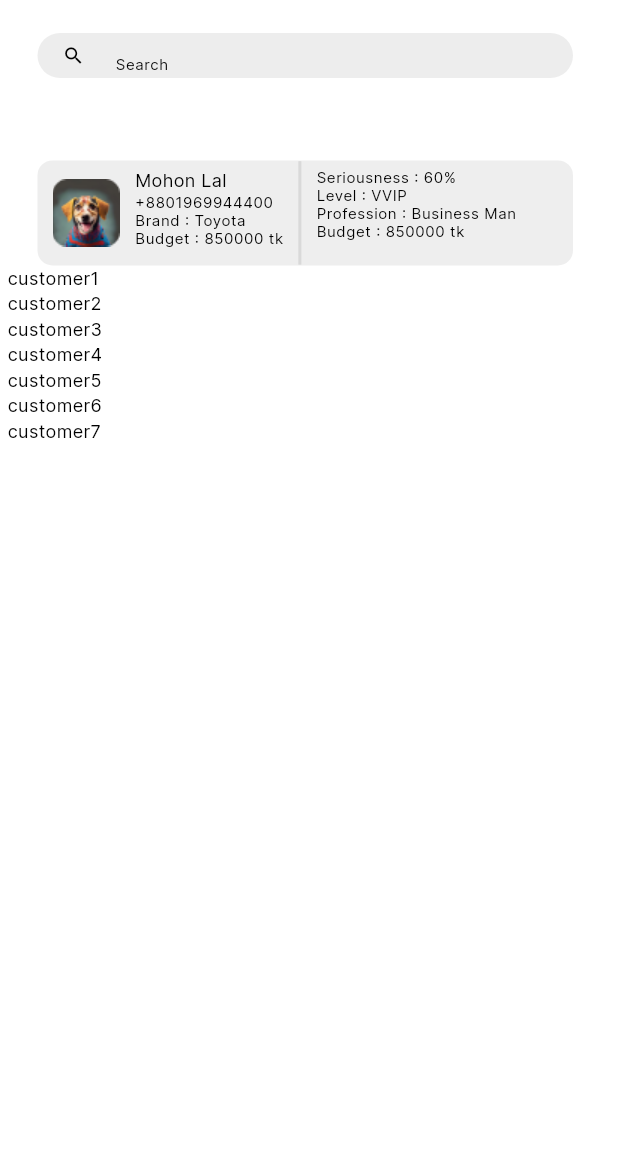
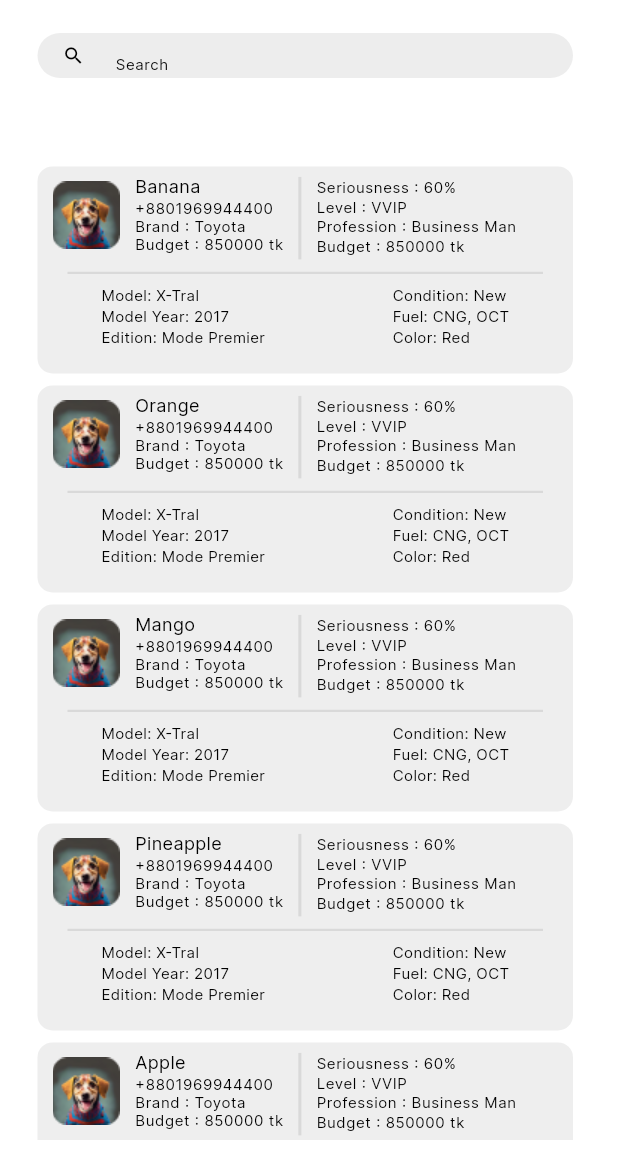
Before and after one commit to mehediFlutter/Pilot_Bazar_Admin, a Flutter app: the screen it shows after launch, on a phone screen of 412 x 824 dp, the part 81-1236 px from its top. Run offline on Flutter 3.47's test engine with Material 3 defaults, Android fonts, the phone set to English and light mode, and no system bars.

Commit message:
item and item details added

```diff
--- a/lib/const/color.dart
+++ b/lib/const/color.dart
@@ -3,3 +3,5 @@ import 'package:flutter/material.dart';
 
 const Color appColor = Color(0xFF666666);
 const Color whiteColor = Colors.white;
+const TextStyle small10Style =
+    TextStyle(fontSize: 10, fontFamily: 'Inter', color: Colors.black);
--- a/lib/const/const_radious.dart
+++ b/lib/const/const_radious.dart
@@ -7,7 +7,7 @@ const Color BorderRadious8Color = Color(0xFFEEEEEE);
 const SizedBox height5 = SizedBox(height: 5);
 const SizedBox width5 = SizedBox(width: 5);
  Container horizontalLine = Container(
-  height: 69,
+  height: 55,
   width: 2,
   decoration: BoxDecoration(color:Color(0xFFD9D9D9) ),
  );
--- a/lib/package/customer_care_service/customer_listTile.dart
+++ b/lib/package/customer_care_service/customer_listTile.dart
@@ -3,7 +3,9 @@ import 'package:pilot_bazar_admin/const/color.dart';
 import 'package:pilot_bazar_admin/const/const_radious.dart';
 import 'package:pilot_bazar_admin/notification/notification_page.dart';
 import 'package:pilot_bazar_admin/package/customer_care_service/customer_profuile_bar.dart';
+import 'package:pilot_bazar_admin/package/customer_care_service/search/search.dart';
 import 'package:pilot_bazar_admin/profile/profile.dart';
+import 'package:pilot_bazar_admin/re_usable_widget/item_class.dart';
 
 class CustomerListTile extends StatefulWidget {
   const CustomerListTile({super.key});
@@ -14,6 +16,7 @@ class CustomerListTile extends StatefulWidget {
 
 class _CustomerListTileState extends State<CustomerListTile> {
   @override
+  TextEditingController _controller = TextEditingController();
   List customerList = [
     'customer1',
     'customer2',
@@ -23,6 +26,34 @@ class _CustomerListTileState extends State<CustomerListTile> {
     'customer6',
     'customer7'
   ];
+  List<Map<String, dynamic>> items = [
+    {'name': 'Banana', 'price': '80000 tk'},
+    {'name': 'Orange', 'price': '850000 tk'},
+    {'name': 'Mango', 'price': '80430 tk'},
+    {'name': 'Pineapple', 'price': '804540 tk'},
+    {'name': 'Apple', 'price': '8004243 tk'},
+    {'name': 'Banana', 'price': '853400 tk'},
+    {'name': 'Orange', 'price': '80000 tk'},
+    {'name': 'Mango', 'price': '80040 tk'},
+    {'name': 'Pineapple', 'price': '785455 tk'},
+    {'name': 'Apple', 'price': '54000 tk'},
+  ];
+  List<Map<String, dynamic>> _filteredItems = [];
+  @override
+  void initState() {
+    _filteredItems = List<Map<String, dynamic>>.from(items); // Copy the list
+    super.initState();
+  }
+
+  void _filterList(String searchText) {
+    setState(() {
+      _filteredItems = items
+          .where((item) =>
+              item['name'].toLowerCase().contains(searchText.toLowerCase()))
+          .toList();
+    });
+  }
+
   Widget build(BuildContext context) {
     Size size = MediaQuery.sizeOf(context);
     return SafeArea(
@@ -60,6 +91,14 @@ class _CustomerListTileState extends State<CustomerListTile> {
                 child: Padding(
                   padding: const EdgeInsets.only(bottom: 4),
                   child: TextField(
+                    // onTap: () {
+                    //   Navigator.push(
+                    //       context,
+                    //       MaterialPageRoute(
+                    //           builder: (context) => SearchPage()));
+                    // },
+                    controller: _controller,
+                    onChanged: _filterList,
                     style: Theme.of(context).textTheme.bodySmall,
                     cursorHeight: 15,
                     decoration: InputDecoration(
@@ -79,107 +118,14 @@ class _CustomerListTileState extends State<CustomerListTile> {
               ),
             ),
             SizedBox(height: size.height / 15),
-            Padding(
-              padding: const EdgeInsets.only(left: 20, right: 25),
-              child: Container(
-                height: 70,
-                width: double.infinity,
-                decoration: BoxDecoration(
-                  color: Color(0xFFEEEEEE),
-                  borderRadius: BorderRadius.circular(10),
-                ),
-                child: Row(
-                  children: [
-                    Padding(
-                      padding: const EdgeInsets.only(left: 10),
-                      child: Container(
-                        height: 45,
-                        width: 45,
-                        child: Center(
-                            child: Image.asset('assets/images/customer_1.png')),
-                      ),
-                    ),
-                    width5,
-                    width5,
-                    Padding(
-                      padding: const EdgeInsets.symmetric(vertical: 5),
-                      child: Column(
-                        crossAxisAlignment: CrossAxisAlignment.start,
-                        children: [
-                          Text(
-                            "Mohon Lal",
-                            overflow: TextOverflow.visible,
-                            style: Theme.of(context)
-                                .textTheme
-                                .bodyMedium!
-                                .copyWith(fontWeight: FontWeight.w500),
-                          ),
-                          Text("+8801969944400",
-                              style: Theme.of(context)
-                                  .textTheme
-                                  .bodySmall!
-                                  .copyWith(height: 0)),
-                          Text("Brand : Toyota",
-                              style: Theme.of(context)
-                                  .textTheme
-                                  .bodySmall!
-                                  .copyWith(height: 0)),
-                          Text("Budget : 850000 tk",
-                              style: Theme.of(context)
-                                  .textTheme
-                                  .bodySmall!
-                                  .copyWith(height: 0)),
-                        ],
-                      ),
-                    ),
-                    width5,
-                    width5,
-                    horizontalLine,
-                    width5,
-                    width5,
-                    Padding(
-                      padding: const EdgeInsets.symmetric(vertical: 5),
-                      child: Column(
-                        crossAxisAlignment: CrossAxisAlignment.start,
-                        children: [
-                          Text("Seriousness : 60%",
-                              style: Theme.of(context)
-                                  .textTheme
-                                  .bodySmall!
-                                  .copyWith(height: 0)),
-                          Text("Level : VVIP",
-                              style: Theme.of(context)
-                                  .textTheme
-                                  .bodySmall!
-                                  .copyWith(height: 0)),
-                          Text("Profession : Business Man",
-                              style: Theme.of(context)
-                                  .textTheme
-                                  .bodySmall!
-                                  .copyWith(height: 0)),
-                          Text("Budget : 850000 tk",
-                              style: Theme.of(context)
-                                  .textTheme
-                                  .bodySmall!
-                                  .copyWith(height: 0)),
-                        ],
-                      ),
-                    ),
-                  ],
-                ),
+            Expanded(
+              child: ListView.builder(
+                itemCount: _filteredItems.length,
+                itemBuilder: (context, index) {
+                  return ItemClass(item: _filteredItems[index]);
+                },
               ),
             ),
-              Expanded(
-              child: ListView.builder(
-               primary: false,
-               // shrinkWrap: false,
-                 scrollDirection: Axis.vertical,
-                  itemCount: customerList.length,
-                  itemBuilder: (context, index) {
-                    return Text(customerList[index]);
-                  }),
-            ),
-
           ],
         ),
       ),
--- /dev/null
+++ b/lib/package/product_class/products.dart
@@ -0,0 +1,5 @@
+class Product{
+  final String name;
+
+  Product({required this.name});
+}
--- /dev/null
+++ b/lib/re_usable_widget/item_class.dart
@@ -0,0 +1,146 @@
+import 'package:flutter/material.dart';
+import 'package:pilot_bazar_admin/const/color.dart';
+import 'package:pilot_bazar_admin/const/const_radious.dart';
+import 'package:pilot_bazar_admin/re_usable_widget/item_details.dart';
+
+class ItemClass extends StatefulWidget {
+  final Map item;
+
+  const ItemClass({super.key, required this.item});
+
+  @override
+  State<ItemClass> createState() => _ItemClassState();
+}
+
+class _ItemClassState extends State<ItemClass> {
+  @override
+  Widget build(BuildContext context) {
+    return Padding(
+      padding: const EdgeInsets.only(left: 20, right: 25, top: 4, bottom: 4),
+      child: GestureDetector(
+        onTap: () {
+          Navigator.push(
+              context,
+              MaterialPageRoute(
+                  builder: (context) => ItemDetails(item: widget.item)));
+        },
+        child: Container(
+          height: 138,
+          width: double.infinity,
+          decoration: BoxDecoration(
+            color: Color(0xFFEEEEEE),
+            borderRadius: BorderRadius.circular(10),
+          ),
+          child: Column(
+            children: [
+              Row(
+                crossAxisAlignment: CrossAxisAlignment.start,
+                children: [
+                  Padding(
+                    padding: const EdgeInsets.only(left: 10, top: 10),
+                    child: Container(
+                      height: 45,
+                      width: 45,
+                      child: Center(
+                          child: Image.asset('assets/images/customer_1.png')),
+                    ),
+                  ),
+                  width5,
+                  width5,
+                  Padding(
+                    padding: const EdgeInsets.symmetric(vertical: 5),
+                    child: Column(
+                      crossAxisAlignment: CrossAxisAlignment.start,
+                      children: [
+                        Text(
+                          widget.item['name'],
+                          overflow: TextOverflow.visible,
+                          style: Theme.of(context)
+                              .textTheme
+                              .bodyMedium!
+                              .copyWith(fontWeight: FontWeight.w500),
+                        ),
+                        Text("+8801969944400",
+                            style: Theme.of(context)
+                                .textTheme
+                                .bodySmall!
+                                .copyWith(height: 0)),
+                        Text("Brand : Toyota",
+                            style: Theme.of(context)
+                                .textTheme
+                                .bodySmall!
+                                .copyWith(height: 0)),
+                        Text("Budget : 850000 tk",
+                            style: Theme.of(context)
+                                .textTheme
+                                .bodySmall!
+                                .copyWith(height: 0)),
+                      ],
+                    ),
+                  ),
+                  width5,
+                  width5,
+                  Padding(
+                    padding: const EdgeInsets.only(top: 7),
+                    child: horizontalLine,
+                  ),
+                  width5,
+                  width5,
+                  Padding(
+                    padding: const EdgeInsets.only(top: 8, left: 0),
+                    child: Column(
+                      crossAxisAlignment: CrossAxisAlignment.start,
+                      children: [
+                        Text("Seriousness : 60%",
+                            style: Theme.of(context).textTheme.bodySmall),
+                        Text("Level : VVIP",
+                            style: Theme.of(context).textTheme.bodySmall),
+                        Text("Profession : Business Man",
+                            style: Theme.of(context).textTheme.bodySmall),
+                        Text("Budget : 850000 tk",
+                            style: Theme.of(context).textTheme.bodySmall),
+                      ],
+                    ),
+                  ),
+                ],
+              ),
+              Padding(
+                padding: const EdgeInsets.symmetric(horizontal: 20),
+                child: Divider(
+                  thickness: 1.5,
+                  color: Color(0xFFD9D9D9),
+                ),
+              ),
+              Row(
+                mainAxisAlignment: MainAxisAlignment.spaceAround,
+                children: [
+                  Column(
+                    crossAxisAlignment: CrossAxisAlignment.start,
+                    children: [
+                      Text('Model: X-Tral', style: small10Style),
+                      Text('Model Year: 2017', style: small10Style),
+                      Text('Edition: Mode Premier',
+                          style: small10Style),
+                    ],
+                  ),
+                  Column(
+                    crossAxisAlignment: CrossAxisAlignment.start,
+                    children: [
+                      Text('Condition: New', style: small10Style),
+                      Text('Fuel: CNG, OCT', style: small10Style),
+                      Text(
+                        'Color: Red',
+                        style: small10Style,
+                        overflow: TextOverflow.ellipsis,
+                      ),
+                    ],
+                  ),
+                ],
+              )
+            ],
+          ),
+        ),
+      ),
+    );
+  }
+}
```
Also changed, not shown: lib/package/customer_care_service/search/search.dart (+118 -0 lines), lib/re_usable_widget/item_details.dart (added, +25 -0 lines).
